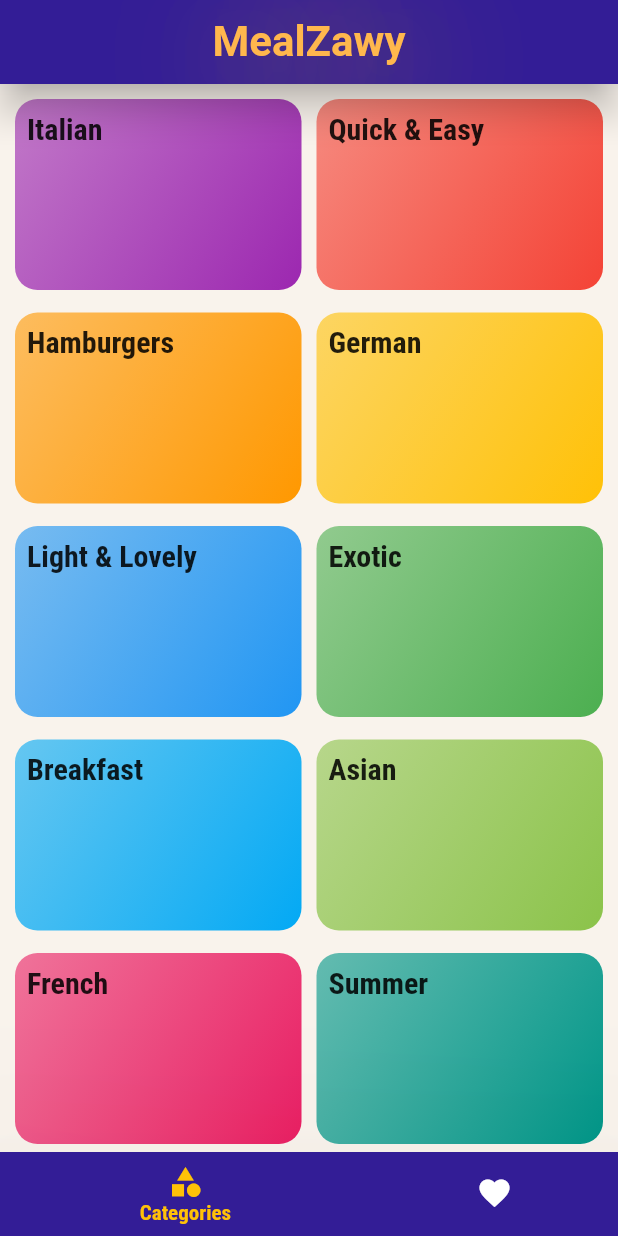
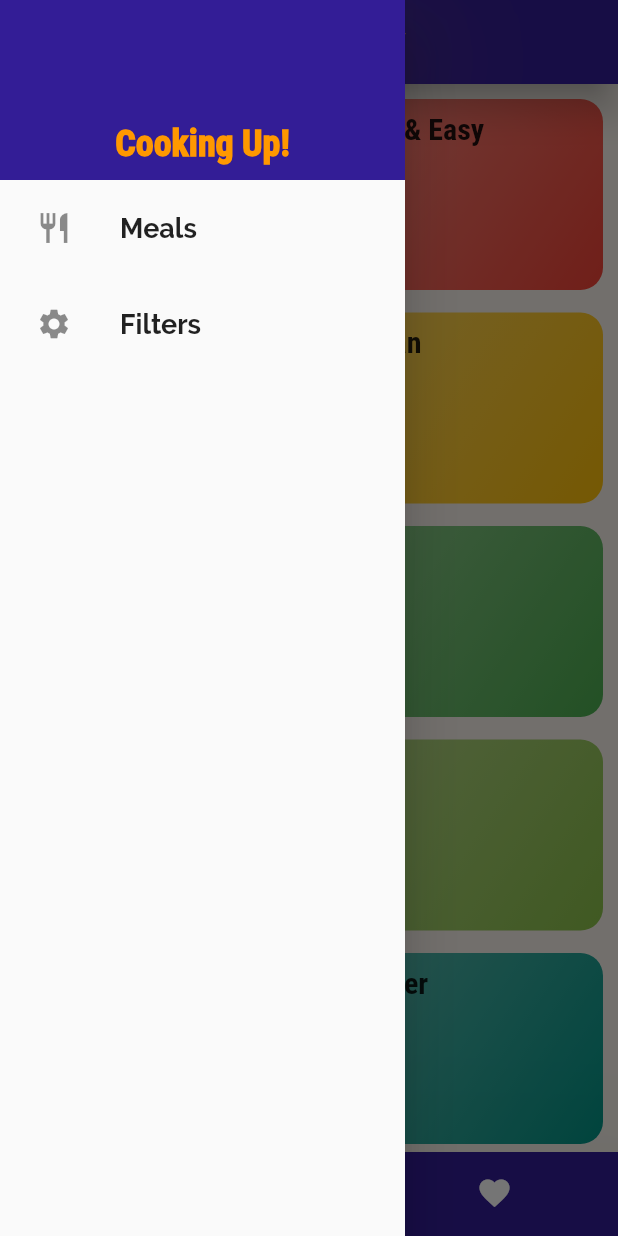
Before and after one commit to abdelazizSalah/MealZawy, a Flutter app: the screen it shows after launch, with the side drawer open (before the commit the screen has no drawer), on a phone screen of 412 x 824 dp. Run offline on Flutter 3.47's test engine with Material 2 defaults, Android fonts, the phone set to English and light mode, and no system bars.

Commit message:
Adding a custom drawer to the app

```diff
--- a/lib/Screens/tabs_screen.dart
+++ b/lib/Screens/tabs_screen.dart
@@ -1,4 +1,5 @@
 import 'package:flutter/material.dart';
+import '../Wigdets/main_drawer.dart';
 import '../Screens/categories_Screen.dart';
 import '../Screens/favorites.dart';
 
@@ -23,6 +24,7 @@ class _TabsScreenState extends State<TabsScreen> {
   Widget build(BuildContext context) {
     return Scaffold(
       appBar: AppBar(title: const Text('MealZawy')),
+      drawer: const MainDrawer(),
       body: _screens[_screenIndex],
       bottomNavigationBar: BottomNavigationBar(
         elevation: 200,
--- /dev/null
+++ b/lib/Wigdets/main_drawer.dart
@@ -0,0 +1,50 @@
+import 'package:flutter/material.dart';
+
+class MainDrawer extends StatelessWidget {
+  const MainDrawer({super.key});
+
+  @override
+  Widget build(BuildContext context) {
+    final theme = Theme.of(context);
+
+    Widget buildListTile(IconData icon, String title) {
+      return Padding(
+        padding: const EdgeInsets.symmetric(horizontal: 8.0, vertical: 4),
+        child: ListTile(
+          leading: Icon(icon),
+          title: Text(
+            title,
+            style: const TextStyle(fontSize: 18, fontWeight: FontWeight.w700),
+          ),
+        ),
+      );
+    }
+
+    return Drawer(
+      width: 270,
+      child: Column(
+        children: [
+          Container(
+            height: 120,
+            width: double.infinity,
+            color: theme.colorScheme.primary,
+            alignment: Alignment.bottomCenter,
+            child: Padding(
+              padding: const EdgeInsets.all(10.0),
+              child: Text(
+                'Cooking Up!',
+                style: TextStyle(
+                  color: theme.colorScheme.onSecondary,
+                  fontSize: 24,
+                  fontWeight: FontWeight.w900,
+                ),
+              ),
+            ),
+          ),
+          buildListTile(Icons.restaurant, 'Meals'),
+          buildListTile(Icons.settings, 'Filters'),
+        ],
+      ),
+    );
+  }
+}
```
